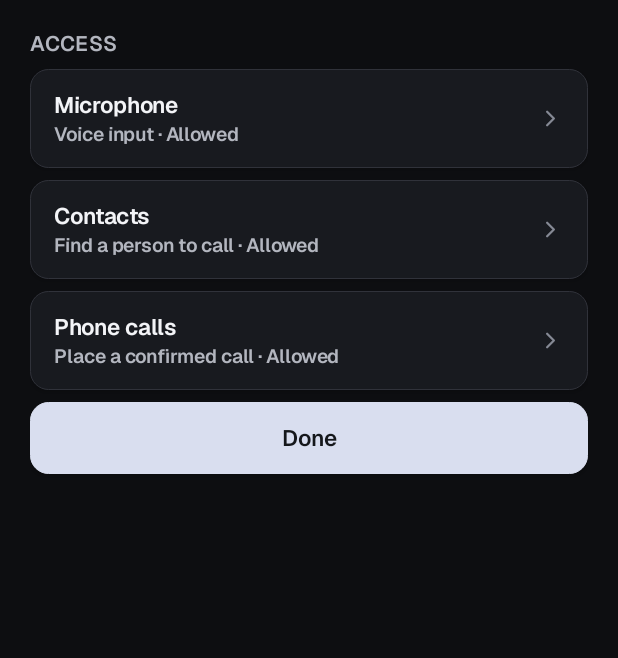
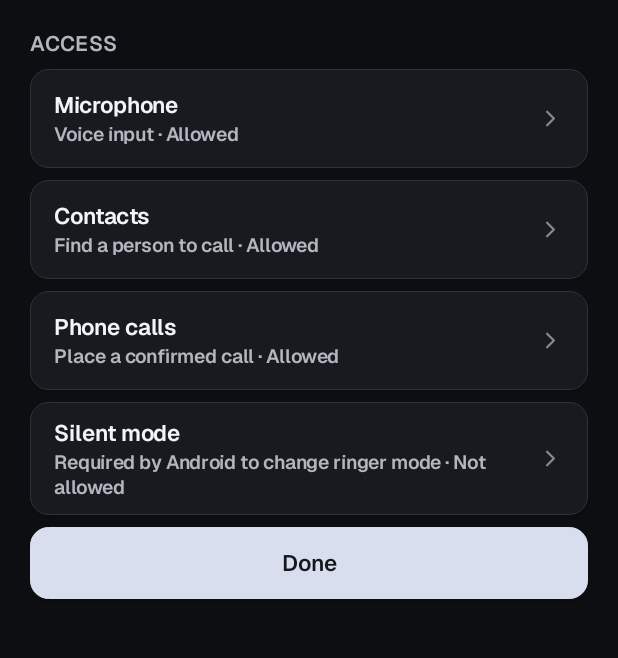
Before and after one commit to mgr-punith/Friday-, an Android app: the screen it shows after launch (PermissionsActivity), on a phone screen of 412 x 824 dp, the part 242-900 px from its top. Run offline under Robolectric (Android 15) with nearby library versions, the phone set to English and light mode, and no system bars.

Commit message:
fix(android): support silent ringer mode

```diff
--- a/app/src/main/AndroidManifest.xml
+++ b/app/src/main/AndroidManifest.xml
@@ -5,6 +5,7 @@
     <uses-permission android:name="android.permission.CALL_PHONE" />
     <uses-permission android:name="android.permission.READ_CONTACTS" />
     <uses-permission android:name="android.permission.MODIFY_AUDIO_SETTINGS" />
+    <uses-permission android:name="android.permission.ACCESS_NOTIFICATION_POLICY" />
     <uses-permission android:name="com.android.alarm.permission.SET_ALARM" />
     <uses-permission android:name="android.permission.INTERNET" />
     <uses-permission android:name="android.permission.ACCESS_NETWORK_STATE" />
--- a/app/src/main/kotlin/com/example/assistant/ActionDebugActivity.kt
+++ b/app/src/main/kotlin/com/example/assistant/ActionDebugActivity.kt
@@ -332,6 +332,7 @@ class ActionDebugActivity : Activity() {
                 RequiredAccess.MICROPHONE -> "Allow microphone access to use voice input."
                 RequiredAccess.CONTACTS -> "Allow contacts access to find a person."
                 RequiredAccess.PHONE -> "Allow phone access to place a call."
+                RequiredAccess.NOTIFICATION_POLICY -> "Allow Silent mode access in Android Settings."
             }
         }
         showFeedback(text, if (result is ActionResult.Failed) R.color.error else R.color.text_primary)
@@ -386,6 +387,6 @@ class ActionDebugActivity : Activity() {
         TIMER("Set a timer", "Choose a duration in seconds"),
         APP("Open an app", "Find an installed app by name"),
         HOME("Go to Home", "Return to your launcher"),
-        SOUND("Sound mode", "Normal or vibrate"),
+        SOUND("Sound mode", "Silent, vibrate or normal"),
     }
 }
--- a/app/src/main/kotlin/com/example/assistant/MainActivity.kt
+++ b/app/src/main/kotlin/com/example/assistant/MainActivity.kt
@@ -179,7 +179,7 @@ class MainActivity : Activity() {
             AppUi.navigationButton(
                 this,
                 "Permissions",
-                "Microphone, contacts and calls",
+                "Microphone, contacts, calls and silent mode",
             ) { startActivity(Intent(this, PermissionsActivity::class.java)) },
             linearParams(bottom = 20),
         )
@@ -386,6 +386,7 @@ class MainActivity : Activity() {
             RequiredAccess.MICROPHONE -> "Allow microphone access to use voice input."
             RequiredAccess.CONTACTS -> "Allow contacts access to find a person."
             RequiredAccess.PHONE -> "Allow phone access to place a call."
+            RequiredAccess.NOTIFICATION_POLICY -> "Allow Silent mode access in Android Settings."
         }
         detail.setTextColor(getColor(R.color.text_primary))
         permissionButton.visibility = View.VISIBLE
--- a/app/src/main/kotlin/com/example/assistant/PermissionsActivity.kt
+++ b/app/src/main/kotlin/com/example/assistant/PermissionsActivity.kt
@@ -2,6 +2,7 @@ package com.example.assistant
 
 import android.Manifest
 import android.app.Activity
+import android.app.NotificationManager
 import android.content.Intent
 import android.content.pm.PackageManager
 import android.net.Uri
@@ -14,6 +15,7 @@ import com.example.assistant.ui.FridayDialog
 /** Explicit disclosures always precede sensitive system permission prompts. */
 class PermissionsActivity : Activity() {
     private val permissionButtons = linkedMapOf<String, Button>()
+    private lateinit var soundAccessButton: Button
 
     override fun onCreate(savedInstanceState: Bundle?) {
         super.onCreate(savedInstanceState)
@@ -55,6 +57,14 @@ class PermissionsActivity : Activity() {
             permissionButtons[permissionInfo.permission] = button
             content.addView(button, AppUi.params(this, 8))
         }
+        soundAccessButton = AppUi.navigationButton(
+            this,
+            "Silent mode",
+            "Required by Android to change ringer mode",
+        ) {
+            showSoundAccessDisclosure()
+        }
+        content.addView(soundAccessButton, AppUi.params(this, 8))
 
         content.addView(
             AppUi.button(this, "Done", AppUi.ButtonTone.PRIMARY) {
@@ -90,6 +100,19 @@ class PermissionsActivity : Activity() {
         }
     }
 
+    private fun showSoundAccessDisclosure() {
+        if (hasNotificationPolicyAccess()) return
+        FridayDialog.show(
+            this,
+            "Silent mode access",
+            "Android requires this settings access before Friday can switch silent mode on. Friday uses it only when you ask to change sound mode.",
+            positive = "Open settings",
+            negative = "Not now",
+        ) {
+            openSettings(Intent(Settings.ACTION_NOTIFICATION_POLICY_ACCESS_SETTINGS))
+        }
+    }
+
     override fun onRequestPermissionsResult(requestCode: Int, permissions: Array<out String>, grantResults: IntArray) {
         super.onRequestPermissionsResult(requestCode, permissions, grantResults)
         if (requestCode == PERMISSION_REQUEST) updatePermissionLabels()
@@ -109,7 +132,15 @@ class PermissionsActivity : Activity() {
                 "${info.second} · ${if (allowed) "Allowed" else "Not allowed"}",
             )
         }
+        AppUi.setNavigationText(
+            soundAccessButton,
+            "Silent mode",
+            "Required by Android to change ringer mode · ${if (hasNotificationPolicyAccess()) "Allowed" else "Not allowed"}",
+        )
     }
+
+    private fun hasNotificationPolicyAccess(): Boolean =
+        getSystemService(NotificationManager::class.java)?.isNotificationPolicyAccessGranted == true
 
     private fun openSettings(intent: Intent) {
         try {
```
Also changed, not shown: app/src/main/kotlin/com/example/assistant/actions/ActionModels.kt (+10 -0 lines), app/src/main/kotlin/com/example/assistant/actions/AndroidActionExecutor.kt (+16 -6 lines), 4 other files.
